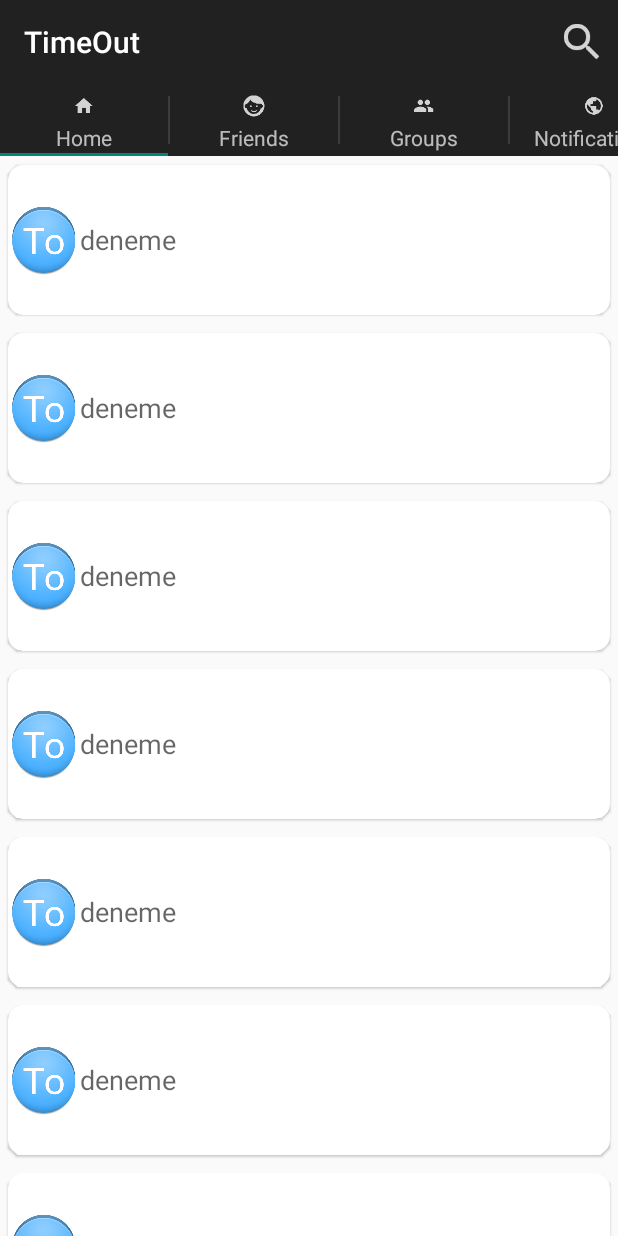
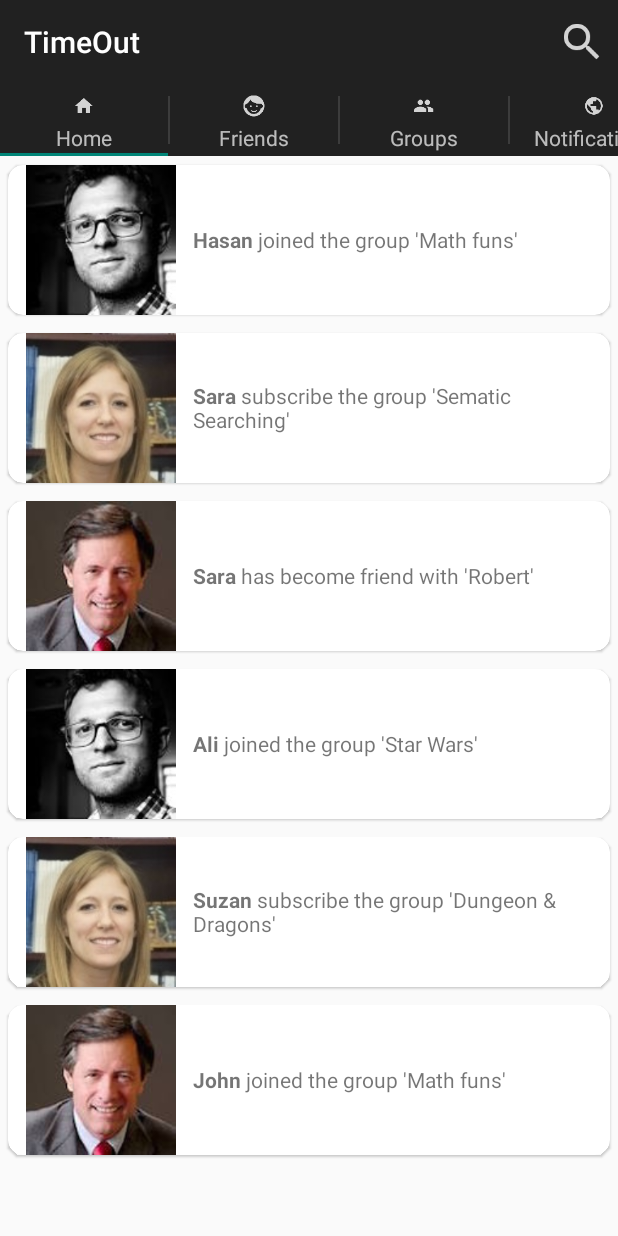
Before and after one commit to uskudarli/swe574-timeout-project, an Android app: the MainActivity screen opened directly, with no data from a screen before it, on a phone screen of 412 x 824 dp. Run offline under Robolectric (Android 15) with nearby library versions, the phone set to English and light mode, and no system bars.

Commit message:
news feed e anlamlı örnekler eklendi.

```diff
--- a/TimeOutClient/app/src/main/java/tr/edu/boun/swe574/timeoutclient/MainActivity.java
+++ b/TimeOutClient/app/src/main/java/tr/edu/boun/swe574/timeoutclient/MainActivity.java
@@ -11,6 +11,7 @@ import android.support.v7.app.ActionBarActivity;
 import android.support.v7.widget.DefaultItemAnimator;
 import android.support.v7.widget.LinearLayoutManager;
 import android.support.v7.widget.RecyclerView;
+import android.text.Html;
 import android.view.LayoutInflater;
 import android.view.Menu;
 import android.view.MenuItem;
@@ -22,6 +23,8 @@ import android.widget.TextView;
 
 import org.w3c.dom.Text;
 
+import java.util.ArrayList;
+import java.util.List;
 import java.util.Locale;
 
 
@@ -217,7 +220,17 @@ public class MainActivity extends ActionBarActivity implements ActionBar.TabList
                     recyclerView.setLayoutManager(layoutManager);
                     recyclerView.setItemAnimator(new DefaultItemAnimator());
 
-                    homeAdapter adapter = new homeAdapter();
+                    List<basicItem> basicItems = new ArrayList<>();
+
+                    basicItems.add(new basicItem(R.drawable.aa, "<b>Hasan</b> joined the group 'Math funs'"));
+                    basicItems.add(new basicItem(R.drawable.ad, "<b>Sara</b> subscribe the group 'Sematic Searching'"));
+                    basicItems.add(new basicItem(R.drawable.ac, "<b>Sara</b> has become friend with 'Robert'"));
+
+                    basicItems.add(new basicItem(R.drawable.aa, "<b>Ali</b> joined the group 'Star Wars'"));
+                    basicItems.add(new basicItem(R.drawable.ad, "<b>Suzan</b> subscribe the group 'Dungeon & Dragons'"));
+                    basicItems.add(new basicItem(R.drawable.ac, "<b>John</b> joined the group 'Math funs'"));
+
+                    homeAdapter adapter = new homeAdapter(basicItems);
                     recyclerView.setAdapter(adapter);
 
                     ll.addView(recyclerView);
@@ -230,7 +243,23 @@ public class MainActivity extends ActionBarActivity implements ActionBar.TabList
             return rootView;
         }
 
+        public class basicItem {
+            int drawable;
+            String text;
+
+            public basicItem(int img, String txt) {
+                drawable = img;
+                text = txt;
+            }
+        }
+
         public class homeAdapter extends RecyclerView.Adapter<homeAdapter.viewHolder> {
+
+            List<basicItem> values;
+
+            public homeAdapter(List<basicItem> items) {
+                values = items;
+            }
 
             public class viewHolder extends RecyclerView.ViewHolder {
 
@@ -258,13 +287,13 @@ public class MainActivity extends ActionBarActivity implements ActionBar.TabList
                 TextView _txt = holder.txt;
                 ImageView _img = holder.img;
 
-                _txt.setText("deneme");
-                _img.setImageResource(R.mipmap.ic_launcher_timeout);
+                _txt.setText(Html.fromHtml(values.get(i).text));
+                _img.setImageResource(values.get(i).drawable);
             }
 
             @Override
             public int getItemCount() {
-                return 10;
+                return values.size();
             }
         }
 
--- a/TimeOutClient/app/src/main/res/layout/home_card_layout.xml
+++ b/TimeOutClient/app/src/main/res/layout/home_card_layout.xml
@@ -24,6 +24,6 @@
             android:layout_width="wrap_content"
             android:layout_height="wrap_content"
             android:layout_gravity="center_vertical"
-            android:textAppearance="?android:attr/textAppearanceMedium" />
+            android:textAppearance="?android:attr/textAppearanceSmall" />
     </LinearLayout>
 </android.support.v7.widget.CardView>
```
Also changed, not shown: TimeOutClient/app/src/main/res/drawable/aa.jpg (added), TimeOutClient/app/src/main/res/drawable/ab.jpg (added), TimeOutClient/app/src/main/res/drawable/ac.jpg (added), TimeOutClient/app/src/main/res/drawable/ad.jpg (added).
